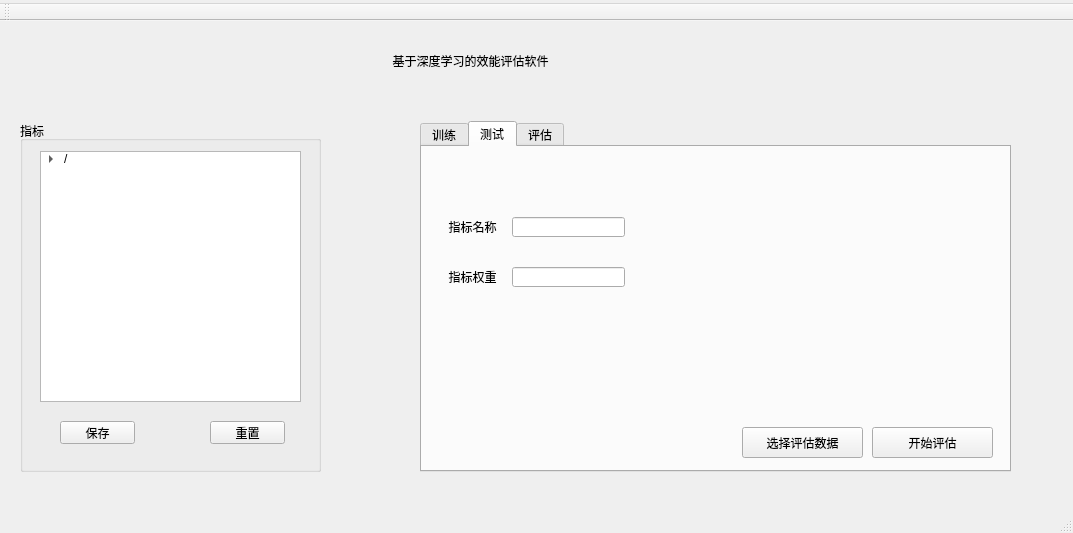
Before: the Qt Designer form mainwindow.ui in mallocliu/DBN, drawn with Qt 5.
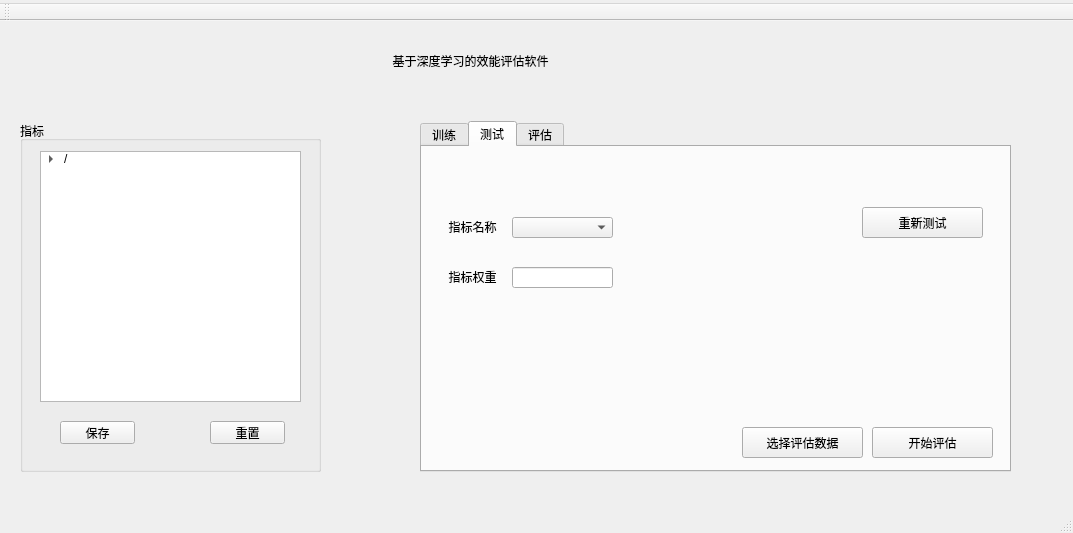
After: the same form once the commit is applied. The open tabs and pages were chosen to show the change.

Diff of the .ui file:
```diff
--- a/mainwindow.ui
+++ b/mainwindow.ui
@@ -252,19 +252,6 @@
        <string>开始评估</string>
       </property>
      </widget>
-     <widget class="QLineEdit" name="lineEdit_indexName">
-      <property name="geometry">
-       <rect>
-        <x>90</x>
-        <y>70</y>
-        <width>113</width>
-        <height>20</height>
-       </rect>
-      </property>
-      <property name="text">
-       <string/>
-      </property>
-     </widget>
      <widget class="QLabel" name="label_testIndexName">
       <property name="geometry">
        <rect>
@@ -302,11 +289,34 @@
        <rect>
         <x>90</x>
         <y>120</y>
-        <width>113</width>
-        <height>20</height>
+        <width>101</width>
+        <height>21</height>
        </rect>
       </property>
      </widget>
+     <widget class="QComboBox" name="comboBox_testIndex">
+      <property name="geometry">
+       <rect>
+        <x>90</x>
+        <y>70</y>
+        <width>101</width>
+        <height>21</height>
+       </rect>
+      </property>
+     </widget>
+     <widget class="QPushButton" name="push_retest">
+      <property name="geometry">
+       <rect>
+        <x>440</x>
+        <y>60</y>
+        <width>121</width>
+        <height>31</height>
+       </rect>
+      </property>
+      <property name="text">
+       <string>重新测试</string>
+      </property>
+     </widget>
     </widget>
     <widget class="QWidget" name="tab_evaluate">
      <attribute name="title">
@@ -406,19 +416,6 @@
        <set>Qt::AlignCenter</set>
       </property>
      </widget>
-     <widget class="QPushButton" name="push_retest">
-      <property name="geometry">
-       <rect>
-        <x>390</x>
-        <y>90</y>
-        <width>91</width>
-        <height>31</height>
-       </rect>
-      </property>
-      <property name="text">
-       <string>重新训练</string>
-      </property>
-     </widget>
     </widget>
    </widget>
    <widget class="QGroupBox" name="group_index">
```
Left out of the diff: 27 changed lines with no effect on the pictures.
